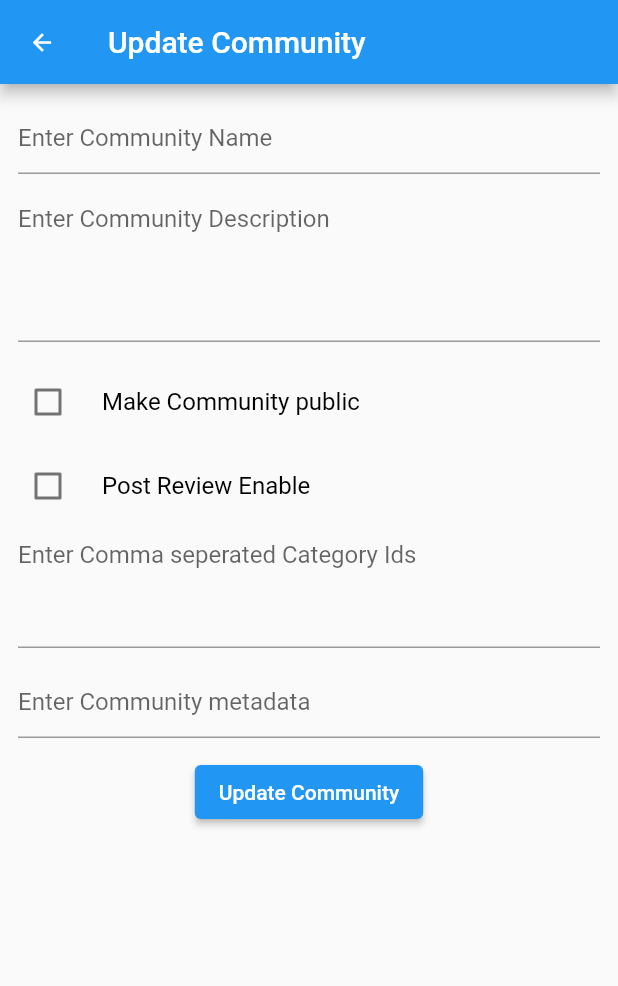
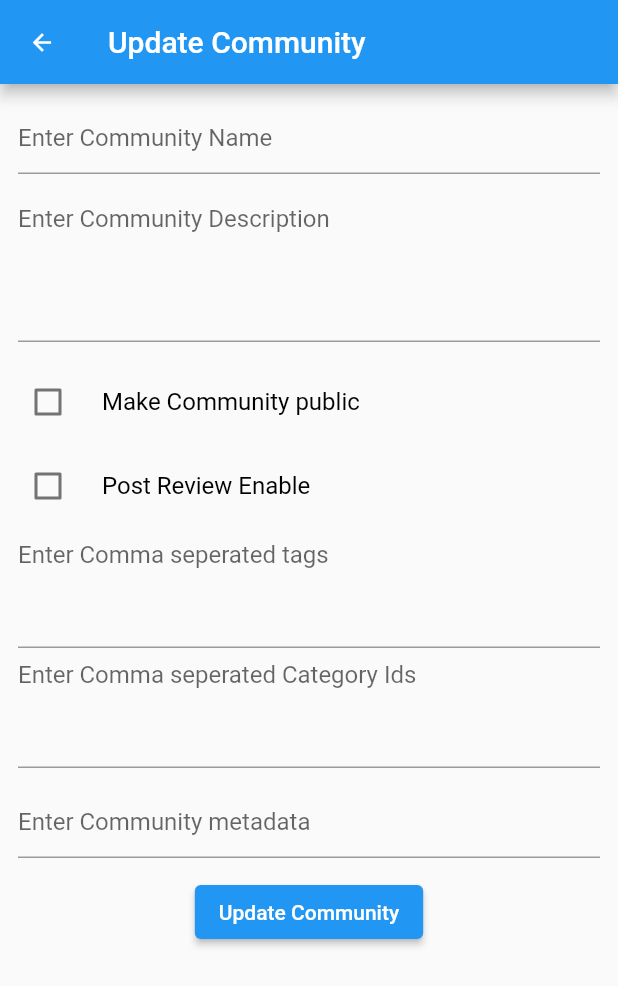
Before and after one commit to AmityCo/Amity-Social-Cloud-SDK-Flutter-Sample-App, a Flutter app: the CommunityUpdateScreen screen opened directly with empty values, on a phone screen of 412 x 824 dp. Shown: the top 986 px of the screen. Run offline on Flutter 3.47's test engine with Material 2 defaults, Android fonts, the light colour scheme and no system bars; our stand-ins replace chewie, file_picker, firebase_core, firebase_messaging, get, get_it and 3 more; missing offline and left inert: amity_sdk; accounts and stored records are empty; statements that could not run were skipped.

Commit message:
fix: Edit community page error on blank description

```diff
--- a/lib/core/route/app_route.dart
+++ b/lib/core/route/app_route.dart
@@ -50,5 +50,5 @@ class AppRoute {
   static const createCommunityRoute = 'createCommunity';
 
   static const updateCommunity = 'updateCommunity';
-  static const updateCommunityRoute = 'updateCommunity/:communityId';
+  static const updateCommunityRoute = 'updateCommunity';
 }
--- a/lib/presentation/screen/community_update/community_update_screen.dart
+++ b/lib/presentation/screen/community_update/community_update_screen.dart
@@ -23,6 +23,7 @@ class _CommunityUpdateScreenState extends State<CommunityUpdateScreen> {
   final _catsEditController = TextEditingController();
   final _userIdsEditController = TextEditingController();
   final _metadataEditController = TextEditingController();
+  final _tagsEditController = TextEditingController();
 
   bool _isPublic = false;
   bool _isPostReviewEnable = false;
@@ -39,11 +40,13 @@ class _CommunityUpdateScreenState extends State<CommunityUpdateScreen> {
         .then((value) {
       setState(() {
         _nameEditController.text = value.displayName!;
-        _desEditController.text = value.description!;
+        _desEditController.text = value.description ?? '';
 
-        _isPublic = value.isPublic!;
+        _isPublic = value.isPublic ?? false;
+        _isPostReviewEnable = value.isPostReviewEnabled ?? false;
 
-        _catsEditController.text = value.categories!.join(',');
+        _catsEditController.text = (value.categories ?? []).join(',');
+        _metadataEditController.text = value.metadata?.toString() ?? '';
       });
     }).onError((error, stackTrace) {
       ErrorDialog.show(context, title: 'Error', message: error.toString());
@@ -102,6 +105,18 @@ class _CommunityUpdateScreenState extends State<CommunityUpdateScreen> {
                 controlAffinity: ListTileControlAffinity.leading,
                 contentPadding: EdgeInsets.zero,
                 title: const Text('Post Review Enable'),
+              ),
+              SizedBox(
+                height: 80,
+                child: TextFormField(
+                  controller: _tagsEditController,
+                  expands: true,
+                  maxLines: null,
+                  decoration: const InputDecoration(
+                    hintText: 'Enter Comma seperated tags',
+                    isDense: true,
+                  ),
+                ),
               ),
               SizedBox(
                 height: 80,
@@ -165,9 +180,9 @@ class _CommunityUpdateScreenState extends State<CommunityUpdateScreen> {
       communityCreator.categoryIds(_catsEditController.text.trim().split(','));
     }
 
-    // if (_userIdsEditController.text.isNotEmpty) {
-    //   communityCreator.userIds(_userIdsEditController.text.trim().split(','));
-    // }
+    if (_tagsEditController.text.isNotEmpty) {
+      communityCreator.tags(_tagsEditController.text.trim().split(','));
+    }
 
     await communityCreator.update();
   }
--- a/lib/presentation/screen/create_post/create_post_screen.dart
+++ b/lib/presentation/screen/create_post/create_post_screen.dart
@@ -5,6 +5,7 @@ import 'package:amity_sdk/amity_sdk.dart';
 import 'package:file_picker/file_picker.dart';
 import 'package:flutter/material.dart';
 import 'package:flutter_social_sample_app/core/widget/dialog/error_dialog.dart';
+import 'package:flutter_social_sample_app/core/widget/dialog/positive_dialog.dart';
 import 'package:flutter_social_sample_app/core/widget/progress_dialog_widget.dart';
 import 'package:image_picker/image_picker.dart';
 import 'package:path/path.dart';
@@ -169,7 +170,9 @@ class _CreatePostScreenState extends State<CreatePostScreen> {
                   onPressed: () async {
                     ProgressDialog.show(context, asyncFunction: createPost)
                         .then((value) {
-                      Navigator.of(context).pop();
+                      PositiveDialog.show(context,
+                          title: 'Post Created',
+                          message: 'Post Created Successfully');
                     }).onError((error, stackTrace) {
                       ErrorDialog.show(context,
                           title: 'Error', message: error.toString());
```
Also changed, not shown: lib/presentation/screen/community_profile/community_profile_screen.dart (+5 -2 lines), lib/presentation/screen/login/login_screen.dart (+7 -6 lines).
